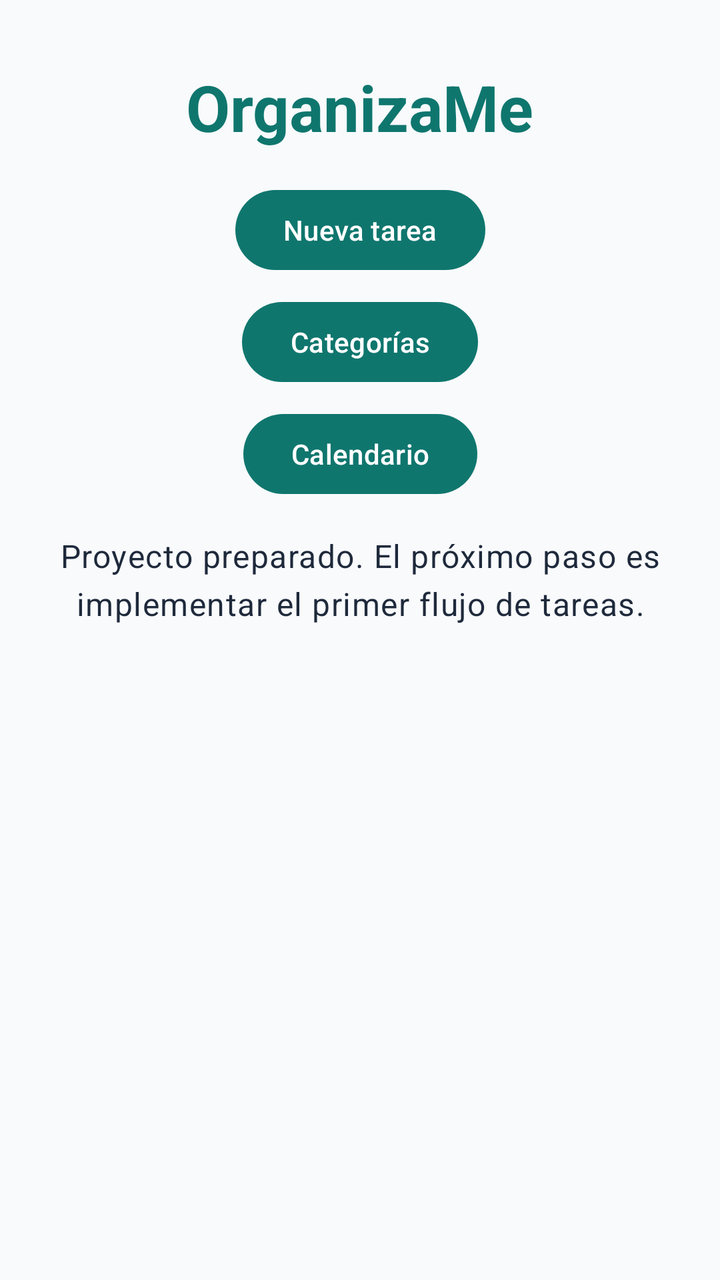
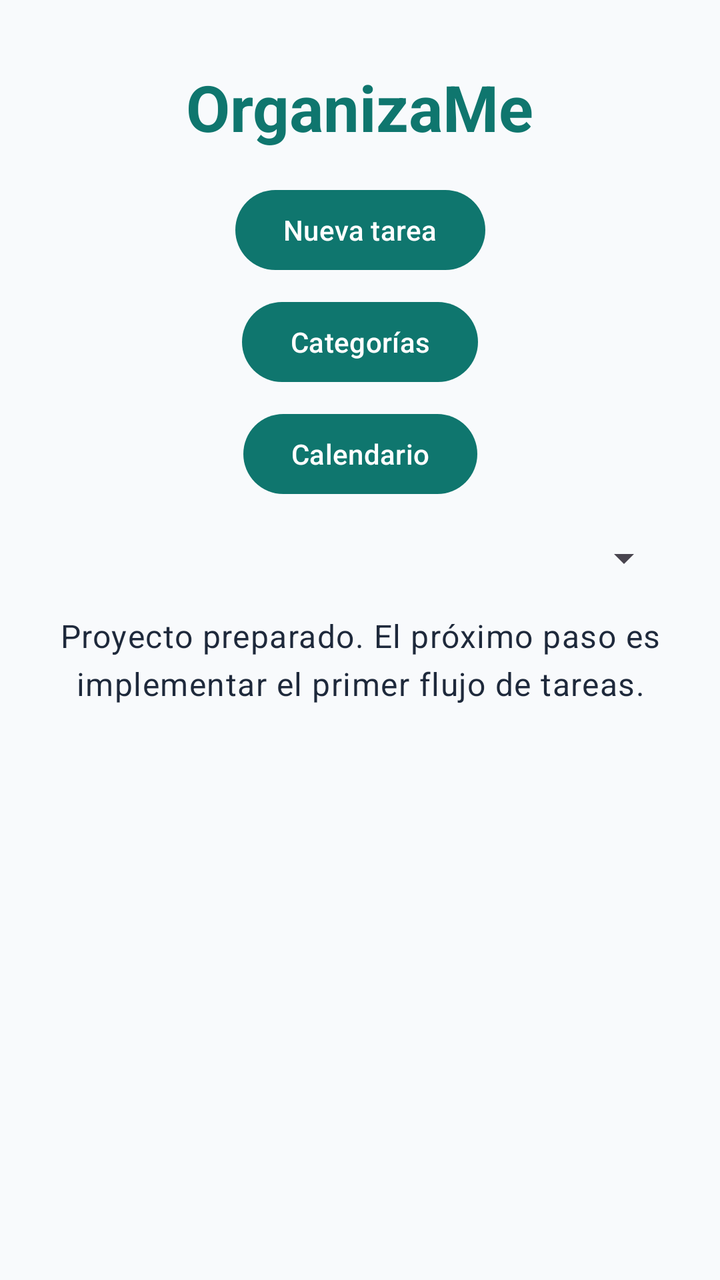

Compare the two renders of this Android layout. The source of the first and the diff that turns it into the second are given below.
<!-- AndroidManifest.xml: application theme Theme.OrganizaMe -->
<!-- res/layout/activity_main.xml -->
<?xml version="1.0" encoding="utf-8"?>
<androidx.constraintlayout.widget.ConstraintLayout
    xmlns:android="http://schemas.android.com/apk/res/android"
    xmlns:app="http://schemas.android.com/apk/res-auto"
    xmlns:tools="http://schemas.android.com/tools"
    android:layout_width="match_parent"
    android:layout_height="match_parent"
    android:background="@color/background">

    <TextView
        android:id="@+id/titleText"
        android:layout_width="wrap_content"
        android:layout_height="wrap_content"
        android:layout_marginTop="32dp"
        android:text="@string/app_name"
        android:textAppearance="@style/TextAppearance.Material3.HeadlineLarge"
        android:textColor="@color/primary"
        android:textStyle="bold"
        app:layout_constraintEnd_toEndOf="parent"
        app:layout_constraintStart_toStartOf="parent"
        app:layout_constraintTop_toTopOf="parent" />

    <Button
        android:id="@+id/btnNuevaTarea"
        android:layout_width="wrap_content"
        android:layout_height="wrap_content"
        android:layout_marginTop="16dp"
        android:text="Nueva tarea"
        app:layout_constraintEnd_toEndOf="parent"
        app:layout_constraintStart_toStartOf="parent"
        app:layout_constraintTop_toBottomOf="@id/titleText" />


    <Button
        android:id="@+id/btnCategorias"
        android:layout_width="wrap_content"
        android:layout_height="wrap_content"
        android:layout_marginTop="8dp"
        android:text="Categorías"
        app:layout_constraintStart_toStartOf="parent"
        app:layout_constraintEnd_toEndOf="parent"
        app:layout_constraintTop_toBottomOf="@id/btnNuevaTarea" />


    <Button
        android:id="@+id/btnCalendario"
        android:layout_width="wrap_content"
        android:layout_height="wrap_content"
        android:layout_marginTop="8dp"
        android:text="Calendario"
        app:layout_constraintStart_toStartOf="parent"
        app:layout_constraintEnd_toEndOf="parent"
        app:layout_constraintTop_toBottomOf="@id/btnCategorias" />


    <TextView
        android:id="@+id/statusText"
        android:layout_width="0dp"
        android:layout_height="wrap_content"
        android:layout_marginTop="16dp"
        android:gravity="center"
        android:text="@string/initial_status"
        android:textAppearance="@style/TextAppearance.Material3.BodyLarge"
        android:textColor="@color/on_background"
        app:layout_constraintEnd_toEndOf="parent"
        app:layout_constraintStart_toStartOf="parent"
        app:layout_constraintTop_toBottomOf="@id/btnCalendario" />

    <androidx.recyclerview.widget.RecyclerView
        android:id="@+id/listaActividades"
        android:layout_width="0dp"
        android:layout_height="0dp"
        android:layout_marginTop="16dp"
        android:padding="16dp"
        app:layout_constraintBottom_toBottomOf="parent"
        app:layout_constraintEnd_toEndOf="parent"
        app:layout_constraintStart_toStartOf="parent"
        app:layout_constraintTop_toBottomOf="@id/statusText" />

</androidx.constraintlayout.widget.ConstraintLayout>
<!-- resources referenced by this layout -->
<resources>
  <color name="background">#F8FAFC</color>
  <color name="on_background">#1E293B</color>
  <color name="primary">#0F766E</color>
  <string name="app_name">OrganizaMe</string>
  <string name="initial_status">Proyecto preparado. El próximo paso es implementar el primer flujo de tareas.</string>
  <style name="Theme.OrganizaMe" parent="Theme.Material3.DayNight.NoActionBar">
          <item name="colorPrimary">@color/primary</item>
          <item name="colorPrimaryDark">@color/primary_dark</item>
          <item name="colorSecondary">@color/secondary</item>
          <item name="android:windowLightStatusBar">true</item>
          <item name="android:navigationBarColor">@color/background</item>
          <item name="android:windowBackground">@color/background</item>
      </style>
  <color name="primary_dark">#134E4A</color>
  <color name="secondary">#2563EB</color>
</resources>

<!-- the commit's change to res/layout/activity_main.xml (unified diff, before → after) -->
@@ -52,6 +52,18 @@
         app:layout_constraintEnd_toEndOf="parent"
         app:layout_constraintTop_toBottomOf="@id/btnCategorias" />
 
+    <Spinner
+        android:id="@+id/filtroCategoria"
+        android:layout_width="0dp"
+        android:layout_height="wrap_content"
+        android:layout_marginTop="16dp"
+        android:layout_marginStart="24dp"
+        android:layout_marginEnd="24dp"
+        android:padding="8dp"
+        app:layout_constraintTop_toBottomOf="@id/btnCalendario"
+        app:layout_constraintStart_toStartOf="parent"
+        app:layout_constraintEnd_toEndOf="parent" />
+
 
     <TextView
         android:id="@+id/statusText"
@@ -64,7 +76,7 @@
         android:textColor="@color/on_background"
         app:layout_constraintEnd_toEndOf="parent"
         app:layout_constraintStart_toStartOf="parent"
-        app:layout_constraintTop_toBottomOf="@id/btnCalendario" />
+        app:layout_constraintTop_toBottomOf="@id/filtroCategoria" />
 
     <androidx.recyclerview.widget.RecyclerView
         android:id="@+id/listaActividades"
